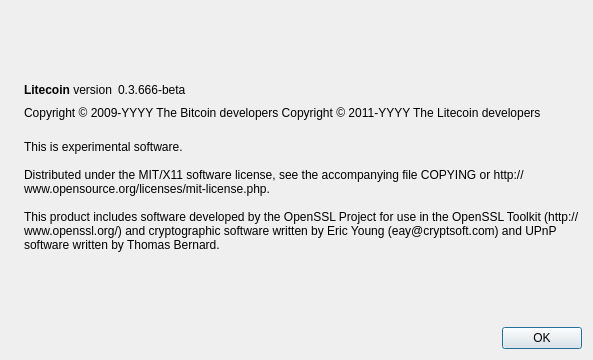
Bitaltyn-project/bitaltyn-old, file src/qt/forms/aboutdialog.ui: the form before one commit.
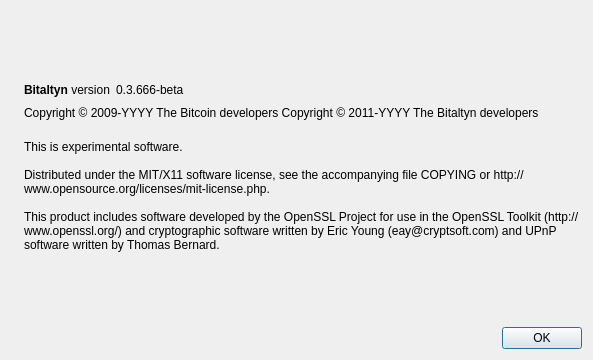
The form after the commit. Icons and pictures are not drawn.

What changed in the file:
```diff
--- a/src/qt/forms/aboutdialog.ui
+++ b/src/qt/forms/aboutdialog.ui
@@ -50,7 +50,7 @@
           <cursorShape>IBeamCursor</cursorShape>
          </property>
          <property name="text">
-          <string>&lt;b&gt;Litecoin&lt;/b&gt; version</string>
+          <string>&lt;b&gt;Bitaltyn&lt;/b&gt; version</string>
          </property>
          <property name="textInteractionFlags">
           <set>Qt::LinksAccessibleByMouse|Qt::TextSelectableByKeyboard|Qt::TextSelectableByMouse</set>
@@ -92,7 +92,7 @@
        </property>
        <property name="text">
         <string notr="true">Copyright &amp;copy; 2009-YYYY The Bitcoin developers
-Copyright &amp;copy; 2011-YYYY The Litecoin developers</string>
+Copyright &amp;copy; 2011-YYYY The Bitaltyn developers</string>
        </property>
        <property name="textFormat">
         <enum>Qt::RichText</enum>
```
Left out of the diff: 2 changed lines with no effect on the pictures.
